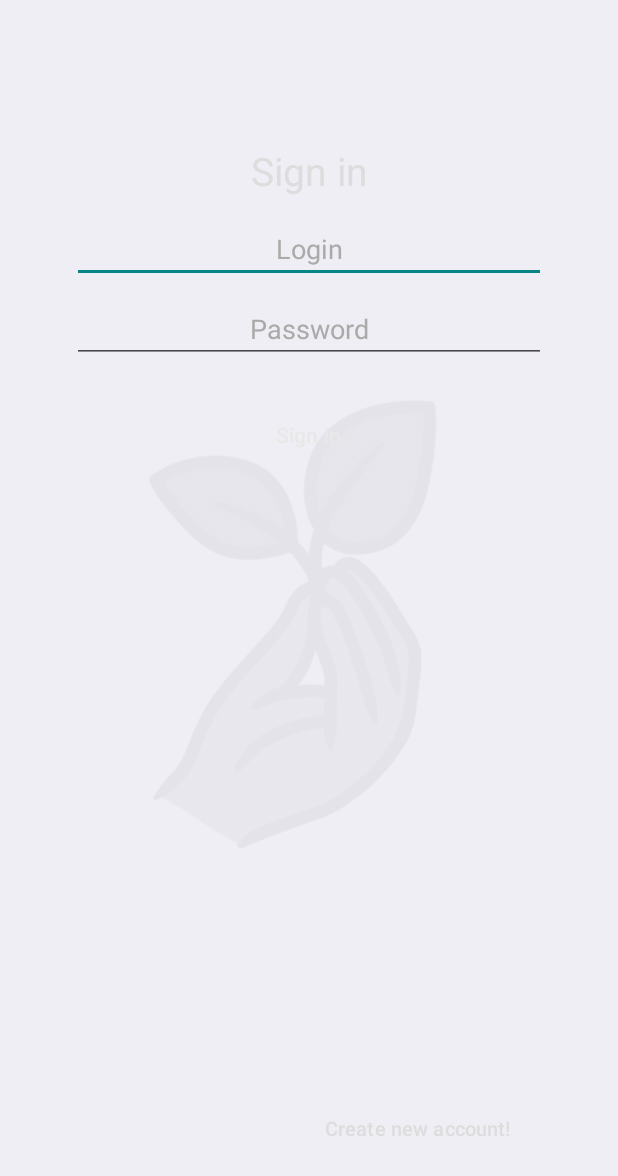
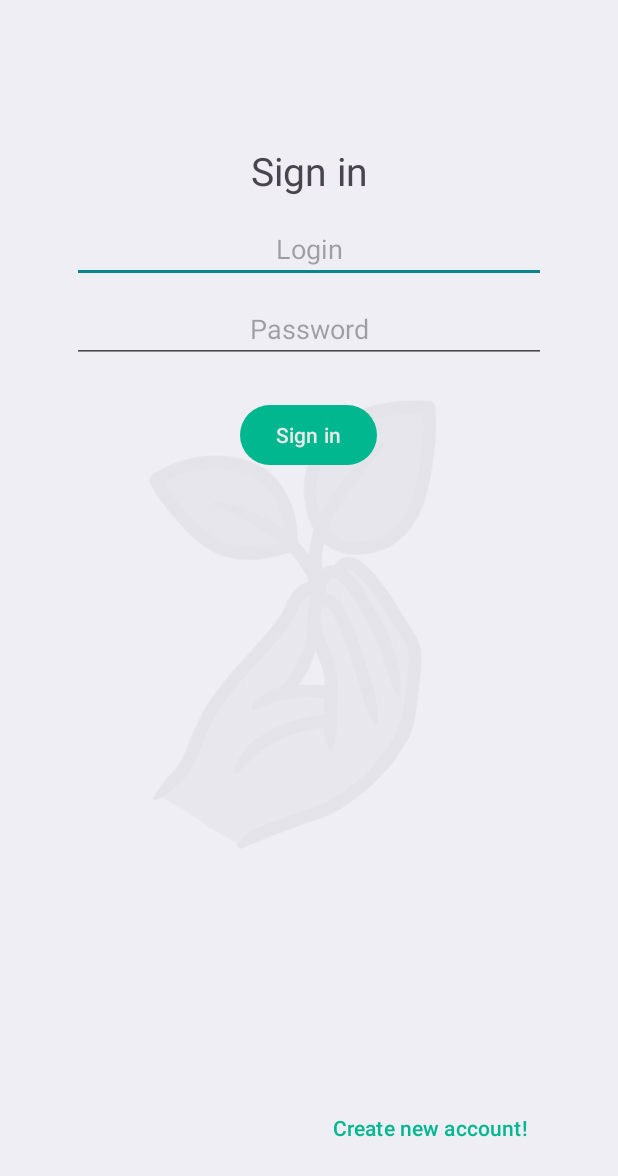
Before and after one commit to dawidkulpadev/MioGiapiccoHome, an Android app: the screen it shows after launch (SignInActivity), on a phone screen of 412 x 824 dp. Shown: the top 1176 px of the screen. Run offline under Robolectric (Android 15) with nearby library versions, the phone set to English and light mode, and no system bars.

Commit message:
DLI set dialog added (still not updating database)

```diff
--- a/app/build.gradle
+++ b/app/build.gradle
@@ -8,8 +8,8 @@ android {
         applicationId "pl.dawidkulpa.miogiapiccohome"
         minSdkVersion 23
         targetSdkVersion 34
-        versionCode 2
-        versionName "1.0.1"
+        versionCode 3
+        versionName "1.1.1"
 
         testInstrumentationRunner "androidx.test.runner.AndroidJUnitRunner"
     }
--- a/app/src/main/java/pl/dawidkulpa/miogiapiccohome/API/Device.java
+++ b/app/src/main/java/pl/dawidkulpa/miogiapiccohome/API/Device.java
@@ -22,7 +22,8 @@ public class Device {
     public static SimpleDateFormat sqlSDF= new SimpleDateFormat("yyyy-MM-dd HH:mm:ss", Locale.getDefault());
 
     private final String id;
-    private Calendar lastSeen;
+    private final Calendar lastSeen;
+    private final boolean updateAllowed;
 
     public Device(JSONObject jobj) throws JSONException, ParseException {
         Log.d("Device", "Parsing "+jobj.toString());
@@ -31,6 +32,7 @@ public class Device {
         String strLS= jobj.getString(JSON_TAG_LAST_SEEN);
         lastSeen= Calendar.getInstance();
         lastSeen.setTime(Objects.requireNonNull(sqlSDF.parse(strLS)));
+        updateAllowed= false;
     }
 
 
--- a/app/src/main/java/pl/dawidkulpa/miogiapiccohome/activities/MainActivity.java
+++ b/app/src/main/java/pl/dawidkulpa/miogiapiccohome/activities/MainActivity.java
@@ -49,7 +49,7 @@ import pl.dawidkulpa.miogiapiccohome.adapters.RoomsListAdapter;
 import pl.dawidkulpa.miogiapiccohome.R;
 import pl.dawidkulpa.miogiapiccohome.dialogs.NewSectorDialog;
 
-public class MainActivity extends AppCompatActivity implements RoomsListAdapter.DataChangeListener, NewSectorDialog.APICreateSectorRequest {
+public class MainActivity extends AppCompatActivity implements RoomsListAdapter.DataChangeListener, NewSectorDialog.ClosedListener {
 
     public static final String CHANNEL_ID= "dev_notifs";
 
@@ -295,7 +295,7 @@ public class MainActivity extends AppCompatActivity implements RoomsListAdapter.
     }
 
     @Override
-    public void createSector(int roomId, String name) {
+    public void onPositiveClick(int roomId, String name) {
         progressBar.setVisibility(View.VISIBLE);
         user.createSector(name, roomId, this::onCreateSectorResult);
     }
--- a/app/src/main/java/pl/dawidkulpa/miogiapiccohome/adapters/RoomsListAdapter.java
+++ b/app/src/main/java/pl/dawidkulpa/miogiapiccohome/adapters/RoomsListAdapter.java
@@ -74,9 +74,9 @@ public class RoomsListAdapter extends RecyclerView.Adapter<RecyclerView.ViewHold
     private final Context context;
     private ArrayList<Room> rooms;
     private DataChangeListener dataChangeListener;
-    private NewSectorDialog.APICreateSectorRequest apiCreateSectorRequest;
+    private NewSectorDialog.ClosedListener apiCreateSectorRequest;
 
-    public RoomsListAdapter(Context context, ArrayList<Room> rooms, DataChangeListener dataChangeListener, NewSectorDialog.APICreateSectorRequest apiCreateSectorRequest){
+    public RoomsListAdapter(Context context, ArrayList<Room> rooms, DataChangeListener dataChangeListener, NewSectorDialog.ClosedListener apiCreateSectorRequest){
         this.rooms= rooms;
         this.context= context;
         this.dataChangeListener= dataChangeListener;
--- /dev/null
+++ b/app/src/main/res/drawable/icon_sun.xml
@@ -0,0 +1,5 @@
+<vector android:height="24dp" android:tint="#FFFFFF"
+    android:viewportHeight="24" android:viewportWidth="24"
+    android:width="24dp" xmlns:android="http://schemas.android.com/apk/res/android">
+    <path android:fillColor="@android:color/white" android:pathData="M12,7c-2.76,0 -5,2.24 -5,5s2.24,5 5,5s5,-2.24 5,-5S14.76,7 12,7L12,7zM2,13l2,0c0.55,0 1,-0.45 1,-1s-0.45,-1 -1,-1l-2,0c-0.55,0 -1,0.45 -1,1S1.45,13 2,13zM20,13l2,0c0.55,0 1,-0.45 1,-1s-0.45,-1 -1,-1l-2,0c-0.55,0 -1,0.45 -1,1S19.45,13 20,13zM11,2v2c0,0.55 0.45,1 1,1s1,-0.45 1,-1V2c0,-0.55 -0.45,-1 -1,-1S11,1.45 11,2zM11,20v2c0,0.55 0.45,1 1,1s1,-0.45 1,-1v-2c0,-0.55 -0.45,-1 -1,-1C11.45,19 11,19.45 11,20zM5.99,4.58c-0.39,-0.39 -1.03,-0.39 -1.41,0c-0.39,0.39 -0.39,1.03 0,1.41l1.06,1.06c0.39,0.39 1.03,0.39 1.41,0s0.39,-1.03 0,-1.41L5.99,4.58zM18.36,16.95c-0.39,-0.39 -1.03,-0.39 -1.41,0c-0.39,0.39 -0.39,1.03 0,1.41l1.06,1.06c0.39,0.39 1.03,0.39 1.41,0c0.39,-0.39 0.39,-1.03 0,-1.41L18.36,16.95zM19.42,5.99c0.39,-0.39 0.39,-1.03 0,-1.41c-0.39,-0.39 -1.03,-0.39 -1.41,0l-1.06,1.06c-0.39,0.39 -0.39,1.03 0,1.41s1.03,0.39 1.41,0L19.42,5.99zM7.05,18.36c0.39,-0.39 0.39,-1.03 0,-1.41c-0.39,-0.39 -1.03,-0.39 -1.41,0l-1.06,1.06c-0.39,0.39 -0.39,1.03 0,1.41s1.03,0.39 1.41,0L7.05,18.36z"/>
+</vector>
--- a/app/src/main/res/layout/activity_signin.xml
+++ b/app/src/main/res/layout/activity_signin.xml
@@ -19,10 +19,9 @@
         android:layout_height="wrap_content"
         android:text="@string/label_signin"
         android:textSize="26sp"
-        android:visibility="gone"
         android:textAlignment="center"
         android:layout_marginTop="48dp"
-        android:textColor="@color/textPrimaryLight"/>
+        android:visibility="gone"/>
 
     <EditText
         android:id="@+id/login_edit"
@@ -31,10 +30,8 @@
         android:textAlignment="center"
         android:layout_below="@id/login_label"
         android:hint="@string/hint_login"
-        android:visibility="gone"
         android:layout_marginTop="12dp"
-        android:textColorHint="@color/textSecondaryLight"
-        android:textColor="@color/textPrimaryLight"/>
+        android:visibility="gone"/>
     <EditText
         android:id="@+id/pass_edit"
         android:layout_width="match_parent"
@@ -42,11 +39,9 @@
         android:inputType="textPassword"
         android:layout_below="@id/login_edit"
         android:hint="@string/hint_pass"
-        android:visibility="gone"
         android:textAlignment="center"
         android:layout_marginTop="8dp"
-        android:textColorHint="@color/textSecondaryLight"
-        android:textColor="@color/textPrimaryLight"/>
+        android:visibility="gone"/>
 
     <Button
         android:id="@+id/signin_button"
@@ -56,11 +51,11 @@
         android:layout_below="@id/pass_edit"
         android:layout_marginTop="24dp"
         android:text="@string/button_signin"
-        android:visibility="gone"
-        android:background="@drawable/button_default"
-        android:onClick="onSignInClick"/>
+        android:onClick="onSignInClick"
+        android:visibility="gone"/>
 
     <Button
+        style="@style/Widget.Material3.Button.TextButton"
         android:id="@+id/signup_button"
         android:layout_width="wrap_content"
         android:layout_height="wrap_content"
@@ -69,10 +64,8 @@
         android:background="@drawable/button_default"
         android:text="@string/button_signup"
         android:textAllCaps="false"
-        android:textSize="13sp"
-        android:visibility="gone"
-        android:textColor="@color/textPrimaryLight"
-        android:onClick="onSignUpClick"/>
+        android:onClick="onSignUpClick"
+        android:visibility="gone"/>
 
     <ProgressBar
         android:id="@+id/progressbar"
--- /dev/null
+++ b/app/src/main/res/layout/dialog_light_device_settings.xml
@@ -0,0 +1,6 @@
+<?xml version="1.0" encoding="utf-8"?>
+<androidx.constraintlayout.widget.ConstraintLayout xmlns:android="http://schemas.android.com/apk/res/android"
+    android:layout_width="match_parent"
+    android:layout_height="match_parent">
+
+</androidx.constraintlayout.widget.ConstraintLayout>
--- a/app/src/main/res/values/dimens.xml
+++ b/app/src/main/res/values/dimens.xml
@@ -1,7 +1,7 @@
 <resources>
-    <dimen name="device_info_font_size">15sp</dimen>
+    <dimen name="device_info_font_size">16sp</dimen>
     <dimen name="fab_margin">16dp</dimen>
-    <dimen name="device_name_font_size">15sp</dimen>
+    <dimen name="device_name_font_size">16sp</dimen>
     <dimen name="configs_light_font_size">15sp</dimen>
 
     <dimen name="details_light_icon_size">28dp</dimen>
--- a/app/src/main/res/values/strings.xml
+++ b/app/src/main/res/values/strings.xml
@@ -59,12 +59,13 @@
     <string name="hint_new_sector_name">New sector\'s name</string>
     <string name="hint_new_plant_name">New plant\'s name</string>
 
-    <string name="message_change_dli">Set new daylight intensity (0 – 100%)</string>
+    <string name="message_change_dli">Set new light intensity</string>
     <string name="message_change_plant_name">Set new plants name</string>
     <string name="message_change_devices_name">Set new devices name</string>
     <string name="message_set_rooms_name">Set new room\'s name</string>
     <string name="message_set_sector_name">Set new sector\'s name</string>
     <string name="message_unbind_light_device">Do you really want to unbind this Light Device? It will be still assigned to your account.</string>
+    <string name="message_update_in_progress">Updating</string>
 
     <string name="info_login_pass_empty">Fill up login and password fields</string>
     <string name="info_signin_failed">Wrong login or password</string>
@@ -80,6 +81,7 @@
     <string name="title_create_plant_dialog">New plant</string>
     <string name="title_create_room_dialog">New room</string>
     <string name="title_create_sector_dialog">New sector</string>
+    <string name="title_set_dli">Maximum intensity</string>
     <string name="title_adding_new_device">New device</string>
 
     <string name="value_temperature" translatable="false">%.1f&#xb0;C</string>
@@ -993,4 +995,5 @@
         libero vel nunc consequat, quis tincidunt nisl eleifend. Cras bibendum enim a justo luctus
         vestibulum. Fusce dictum libero quis erat maximus, vitae volutpat diam dignissim.
     </string>
+
 </resources>
```
Also changed, not shown: app/src/main/java/pl/dawidkulpa/miogiapiccohome/adapters/LightDevicesListAdapter.java (+8 -3 lines), app/src/main/java/pl/dawidkulpa/miogiapiccohome/dialogs/DLIPickerDialog.java (+30 -13 lines), app/src/main/java/pl/dawidkulpa/miogiapiccohome/dialogs/NewSectorDialog.java (+5 -6 lines), app/src/main/res/layout/dialog_set_dli.xml (added, +32 -0 lines), app/src/main/res/layout/list_item_light_device.xml (+17 -3 lines), 1 other file.
